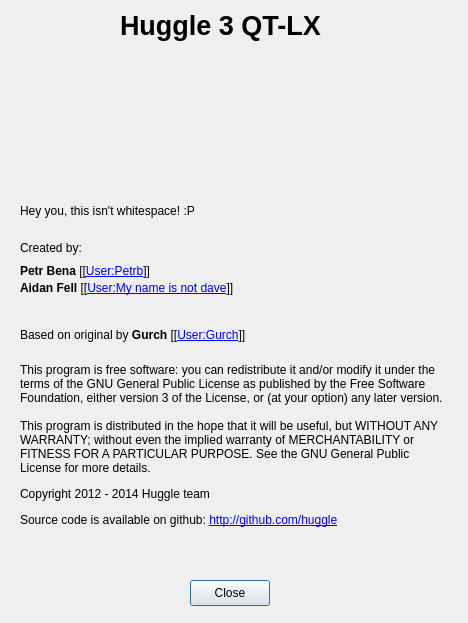
Qt form huggle/aboutform.ui (huggle/huggle3-qt-lx) before a commit.
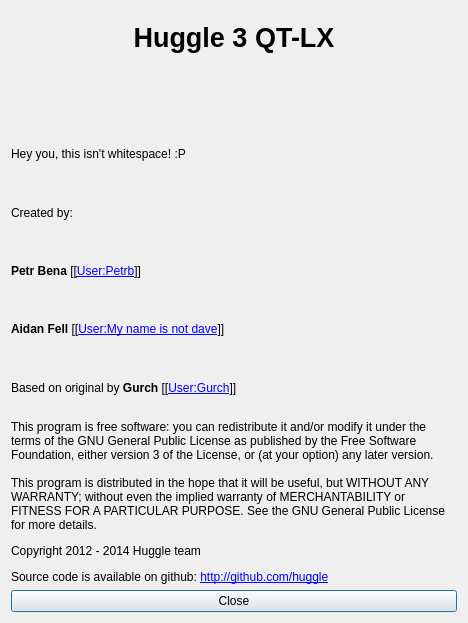
The same form after that commit. Icons and pictures are not drawn.

Commit message: fixed size of about form

```diff
--- a/huggle/aboutform.ui
+++ b/huggle/aboutform.ui
@@ -31,15 +31,9 @@
   <property name="windowTitle">
    <string>About</string>
   </property>
+  <layout class="QVBoxLayout" name="verticalLayout">
+   <item>
   <widget class="QLabel" name="label">
-   <property name="geometry">
-    <rect>
-     <x>120</x>
-     <y>0</y>
-     <width>231</width>
-     <height>51</height>
-    </rect>
-   </property>
    <property name="font">
     <font>
      <pointsize>20</pointsize>
@@ -53,77 +47,26 @@
    <property name="textFormat">
     <enum>Qt::AutoText</enum>
    </property>
-  </widget>
-  <widget class="QLabel" name="label_2">
-   <property name="geometry">
-    <rect>
-     <x>20</x>
-     <y>240</y>
-     <width>81</width>
-     <height>16</height>
-    </rect>
-   </property>
-   <property name="text">
-    <string>Created by:</string>
-   </property>
-  </widget>
-  <widget class="QPushButton" name="pushButton">
-   <property name="geometry">
-    <rect>
-     <x>190</x>
-     <y>580</y>
-     <width>80</width>
-     <height>26</height>
-    </rect>
-   </property>
-   <property name="text">
-    <string>Close</string>
-   </property>
-   <property name="default">
-    <bool>true</bool>
-   </property>
-  </widget>
-  <widget class="QLabel" name="label_5">
-   <property name="geometry">
-    <rect>
-     <x>20</x>
-     <y>360</y>
-     <width>431</width>
-     <height>171</height>
-    </rect>
-   </property>
-   <property name="text">
-    <string>&lt;html&gt;&lt;head/&gt;&lt;body&gt;&lt;p&gt;This program is free software: you can redistribute it and/or modify it under the terms of the GNU General Public License as published by the Free Software Foundation, either version 3 of the License, or (at your option) any later version.&lt;br/&gt;&lt;br/&gt;This program is distributed in the hope that it will be useful, but WITHOUT ANY WARRANTY; without even the implied warranty of MERCHANTABILITY or FITNESS FOR A PARTICULAR PURPOSE. See the GNU General Public License for more details. &lt;/p&gt;&lt;p&gt;Copyright 2012 - 2014 Huggle team&lt;/p&gt;&lt;p&gt;Source code is available on github: &lt;a href=&quot;http://github.com/huggle&quot;&gt;&lt;span style=&quot; text-decoration: underline; color:#0000ff;&quot;&gt;http://github.com/huggle&lt;/span&gt;&lt;/a&gt;&lt;/p&gt;&lt;/body&gt;&lt;/html&gt;</string>
-   </property>
-   <property name="wordWrap">
-    <bool>true</bool>
-   </property>
-  </widget>
+     <property name="alignment">
+      <set>Qt::AlignCenter</set>
+     </property>
+    </widget>
+   </item>
+   <item>
   <widget class="QLabel" name="label_6">
-   <property name="geometry">
-    <rect>
-     <x>160</x>
-     <y>50</y>
-     <width>131</width>
-     <height>141</height>
-    </rect>
-   </property>
    <property name="text">
     <string/>
    </property>
    <property name="pixmap">
     <pixmap resource="pictures.qrc">:/huggle/pictures/Resources/huggle3_newlogo.png</pixmap>
    </property>
-  </widget>
+     <property name="alignment">
+      <set>Qt::AlignCenter</set>
+     </property>
+    </widget>
+   </item>
+   <item>
   <widget class="QLabel" name="label_7">
-   <property name="geometry">
-    <rect>
-     <x>20</x>
-     <y>190</y>
-     <width>431</width>
-     <height>41</height>
-    </rect>
-   </property>
    <property name="text">
     <string notr="true">Hey you, this isn't whitespace! :P</string>
    </property>
@@ -131,45 +74,56 @@
     <bool>true</bool>
    </property>
   </widget>
+   </item>
+   <item>
+    <widget class="QLabel" name="label_2">
+     <property name="text">
+      <string>Created by:</string>
+     </property>
+    </widget>
+   </item>
+   <item>
   <widget class="QLabel" name="label_3">
-   <property name="geometry">
-    <rect>
-     <x>20</x>
-     <y>260</y>
-     <width>429</width>
-     <height>22</height>
-    </rect>
-   </property>
    <property name="text">
     <string>&lt;html&gt;&lt;head/&gt;&lt;body&gt;&lt;p&gt;&lt;span style=&quot; font-weight:600;&quot;&gt;Petr Bena&lt;/span&gt; [[&lt;a href=&quot;http://en.wikipedia.org/wiki/User:Petrb&quot;&gt;&lt;span style=&quot; text-decoration: underline; color:#0000ff;&quot;&gt;User:Petrb&lt;/span&gt;&lt;/a&gt;]]&lt;/p&gt;&lt;/body&gt;&lt;/html&gt;</string>
    </property>
   </widget>
+   </item>
+   <item>
   <widget class="QLabel" name="label_8">
-   <property name="geometry">
-    <rect>
-     <x>20</x>
-     <y>270</y>
-     <width>429</width>
-     <height>37</height>
-    </rect>
-   </property>
    <property name="text">
     <string>&lt;html&gt;&lt;head/&gt;&lt;body&gt;&lt;p&gt;&lt;span style=&quot; font-weight:600;&quot;&gt;Aidan Fell&lt;/span&gt; [[&lt;a href=&quot;http://en.wikipedia.org/wiki/User:My_name_is_not_dave&quot;&gt;&lt;span style=&quot; text-decoration: underline; color:#0000ff;&quot;&gt;User:My name is not dave&lt;/span&gt;&lt;/a&gt;]]&lt;/p&gt;&lt;/body&gt;&lt;/html&gt;</string>
    </property>
   </widget>
+   </item>
+   <item>
   <widget class="QLabel" name="label_9">
-   <property name="geometry">
-    <rect>
-     <x>20</x>
-     <y>320</y>
-     <width>429</width>
-     <height>31</height>
-    </rect>
-   </property>
    <property name="text">
     <string>&lt;html&gt;&lt;head/&gt;&lt;body&gt;&lt;p&gt;Based on original by &lt;span style=&quot; font-weight:600;&quot;&gt;Gurch&lt;/span&gt; [[&lt;a href=&quot;http://en.wikipedia.org/wiki/User:Gurch&quot;&gt;&lt;span style=&quot; text-decoration: underline; color:#0000ff;&quot;&gt;User:Gurch&lt;/span&gt;&lt;/a&gt;]]&lt;/p&gt;&lt;/body&gt;&lt;/html&gt;</string>
    </property>
   </widget>
+   </item>
+   <item>
+    <widget class="QLabel" name="label_5">
+     <property name="text">
+      <string>&lt;html&gt;&lt;head/&gt;&lt;body&gt;&lt;p&gt;This program is free software: you can redistribute it and/or modify it under the terms of the GNU General Public License as published by the Free Software Foundation, either version 3 of the License, or (at your option) any later version.&lt;br/&gt;&lt;br/&gt;This program is distributed in the hope that it will be useful, but WITHOUT ANY WARRANTY; without even the implied warranty of MERCHANTABILITY or FITNESS FOR A PARTICULAR PURPOSE. See the GNU General Public License for more details. &lt;/p&gt;&lt;p&gt;Copyright 2012 - 2014 Huggle team&lt;/p&gt;&lt;p&gt;Source code is available on github: &lt;a href=&quot;http://github.com/huggle&quot;&gt;&lt;span style=&quot; text-decoration: underline; color:#0000ff;&quot;&gt;http://github.com/huggle&lt;/span&gt;&lt;/a&gt;&lt;/p&gt;&lt;/body&gt;&lt;/html&gt;</string>
+     </property>
+     <property name="wordWrap">
+      <bool>true</bool>
+     </property>
+    </widget>
+   </item>
+   <item>
+    <widget class="QPushButton" name="pushButton">
+     <property name="text">
+      <string>Close</string>
+     </property>
+     <property name="default">
+      <bool>true</bool>
+     </property>
+    </widget>
+   </item>
+  </layout>
  </widget>
  <resources>
   <include location="pictures.qrc"/>
```
Lines whose indentation alone changed are shown as unchanged.
